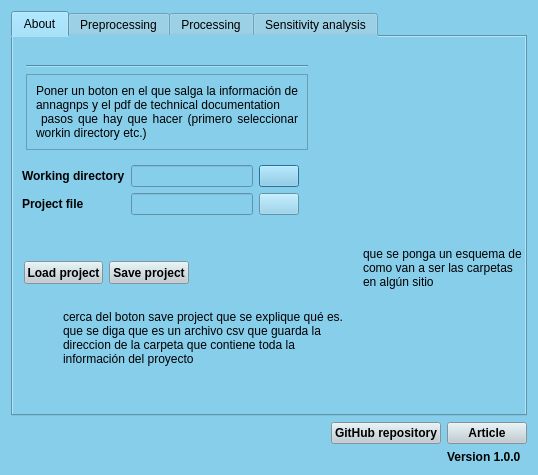
Before: the Qt Designer form ui/dialog_base.ui in Inigobarbe/QAnnAGNPS, drawn with Qt 5.
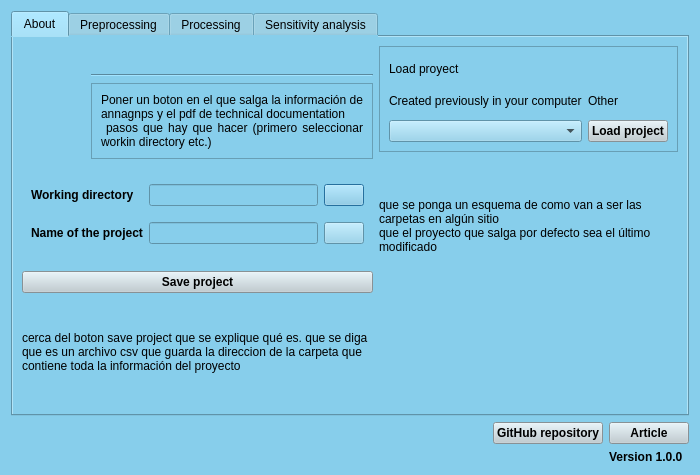
After: the same form once the commit is applied.

Diff of the .ui file:
```diff
--- a/ui/dialog_base.ui
+++ b/ui/dialog_base.ui
@@ -6,7 +6,7 @@
    <rect>
     <x>0</x>
     <y>0</y>
-    <width>538</width>
+    <width>700</width>
     <height>475</height>
    </rect>
   </property>
@@ -78,39 +78,8 @@
       <attribute name="title">
        <string>About</string>
       </attribute>
-      <widget class="QLabel" name="label_24">
-       <property name="geometry">
-        <rect>
-         <x>50</x>
-         <y>260</y>
-         <width>291</width>
-         <height>81</height>
-        </rect>
-       </property>
-       <property name="text">
-        <string>cerca del boton save project que se explique qué es. que se diga que es un archivo csv que guarda la direccion de la carpeta que contiene toda la información del proyecto</string>
-       </property>
-       <property name="wordWrap">
-        <bool>true</bool>
-       </property>
-      </widget>
-      <widget class="QLabel" name="label_25">
-       <property name="geometry">
-        <rect>
-         <x>350</x>
-         <y>190</y>
-         <width>161</width>
-         <height>81</height>
-        </rect>
-       </property>
-       <property name="text">
-        <string>que se ponga un esquema de como van a ser las carpetas en algún sitio</string>
-       </property>
-       <property name="wordWrap">
-        <bool>true</bool>
-       </property>
-      </widget>
-      <widget class="QWidget" name="">
+      <layout class="QGridLayout" name="gridLayout_18">
+       <item row="0" column="0" rowspan="2">
        <layout class="QVBoxLayout" name="verticalLayout_2">
         <item>
          <layout class="QHBoxLayout" name="horizontalLayout_2">
@@ -227,7 +196,7 @@
                 </font>
                </property>
                <property name="text">
-                <string>Project file</string>
+                 <string>Name of the project</string>
                </property>
               </widget>
              </item>
@@ -247,16 +216,42 @@
          </layout>
         </item>
        </layout>
-      </widget>
+       </item>
+       <item row="0" column="1">
+        <widget class="QFrame" name="frame_9">
+         <property name="frameShape">
+          <enum>QFrame::StyledPanel</enum>
+         </property>
+         <property name="frameShadow">
+          <enum>QFrame::Raised</enum>
+         </property>
+         <layout class="QGridLayout" name="gridLayout_12">
+          <item row="0" column="0" colspan="2">
+           <widget class="QLabel" name="label_26">
+            <property name="text">
+             <string>Load proyect</string>
+            </property>
+           </widget>
+          </item>
+          <item row="1" column="0">
+           <widget class="QLabel" name="label_27">
+            <property name="text">
+             <string>Created previously in your computer</string>
+            </property>
+           </widget>
+          </item>
+          <item row="1" column="1">
+           <widget class="QLabel" name="label_28">
+            <property name="text">
+             <string>Other</string>
+            </property>
+           </widget>
+          </item>
+          <item row="2" column="0">
+           <widget class="QComboBox" name="combo_created_projects"/>
+          </item>
+          <item row="2" column="1">
       <widget class="QPushButton" name="pb_load">
-       <property name="geometry">
-        <rect>
-         <x>11</x>
-         <y>224</y>
-         <width>79</width>
-         <height>23</height>
-        </rect>
-       </property>
        <property name="font">
         <font>
          <weight>75</weight>
@@ -277,15 +272,23 @@
         <string>Load project</string>
        </property>
       </widget>
+          </item>
+         </layout>
+        </widget>
+       </item>
+       <item row="1" column="1" rowspan="2">
+        <widget class="QLabel" name="label_25">
+         <property name="text">
+          <string>que se ponga un esquema de como van a ser las carpetas en algún sitio
+que el proyecto que salga por defecto sea el último modificado</string>
+         </property>
+         <property name="wordWrap">
+          <bool>true</bool>
+         </property>
+        </widget>
+       </item>
+       <item row="2" column="0">
       <widget class="QPushButton" name="pb_save">
-       <property name="geometry">
-        <rect>
-         <x>96</x>
-         <y>224</y>
-         <width>80</width>
-         <height>23</height>
-        </rect>
-       </property>
        <property name="font">
         <font>
          <weight>75</weight>
@@ -306,6 +309,18 @@
         <string>Save project</string>
        </property>
       </widget>
+       </item>
+       <item row="3" column="0">
+        <widget class="QLabel" name="label_24">
+         <property name="text">
+          <string>cerca del boton save project que se explique qué es. que se diga que es un archivo csv que guarda la direccion de la carpeta que contiene toda la información del proyecto</string>
+         </property>
+         <property name="wordWrap">
+          <bool>true</bool>
+         </property>
+        </widget>
+       </item>
+      </layout>
      </widget>
      <widget class="QWidget" name="tab_2">
       <attribute name="title">
```
Left out of the diff: 10 changed lines with no effect on the pictures. Lines whose indentation alone changed are shown as unchanged.
